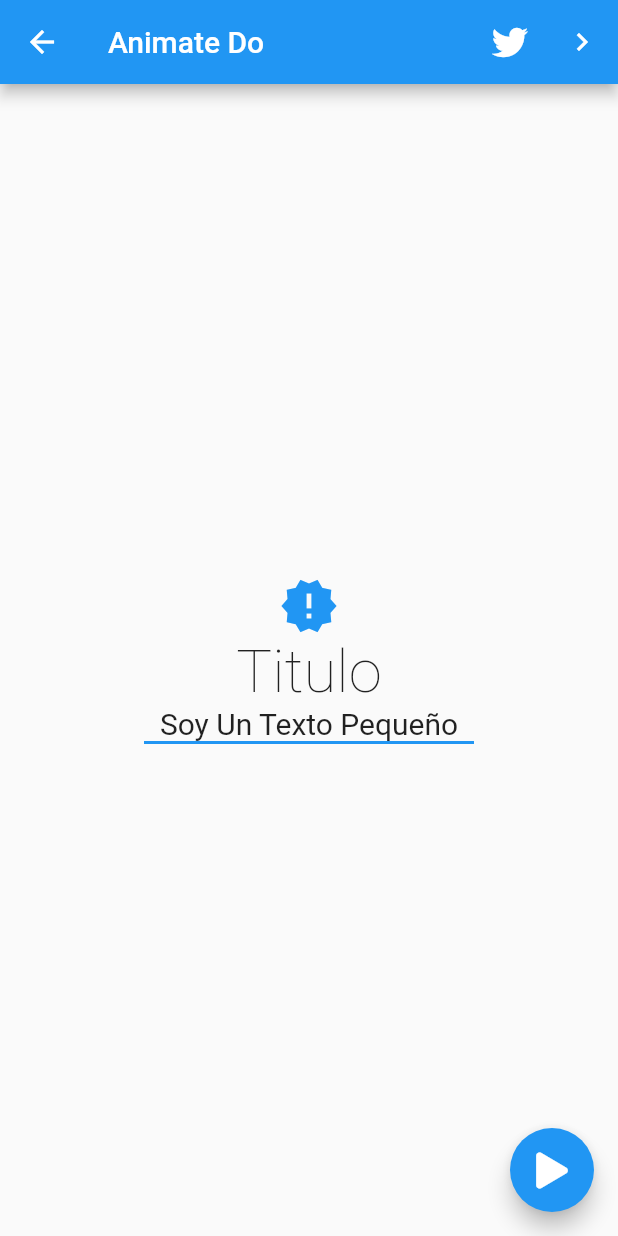
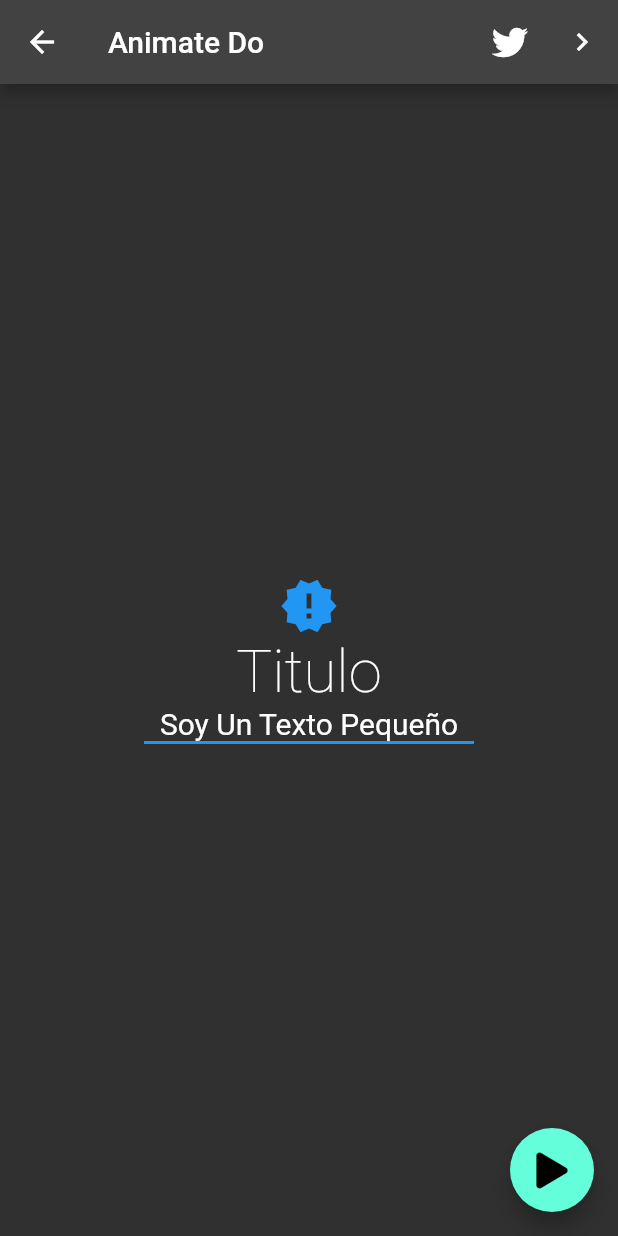
Before and after one commit to DanielFernandoYepezVelez/02-Proyecto-Movil-Flutter-Intermedio-Animaciones, a Flutter app: the screen it shows after launch, after a tap on "Animate Do Uno", on a phone screen of 412 x 824 dp. Run offline on Flutter 3.47's test engine with Material 2 defaults, Android fonts, the phone set to English and light mode, and no system bars; our stand-ins replace animate_do, flutter_svg, font_awesome_flutter.

Commit message:
Continuando Con El Tema Del Theme

```diff
--- a/lib/main.dart
+++ b/lib/main.dart
@@ -25,7 +25,7 @@ class AppState extends StatelessWidget {
     return MultiProvider(
       providers: [
         ChangeNotifierProvider(create: (_) => SliderProvider()),
-        ChangeNotifierProvider(create: (_) => ThemeChangeProvider(1)),
+        ChangeNotifierProvider(create: (_) => ThemeChangeProvider(2)),
       ],
       child: MyApp(),
     );
--- a/lib/screens/launcher_screen.dart
+++ b/lib/screens/launcher_screen.dart
@@ -56,6 +56,7 @@ class _MenuPrincipal extends StatelessWidget {
   @override
   Widget build(BuildContext context) {
     final appTheme = Provider.of<ThemeChangeProvider>(context);
+    final accentColor = appTheme.currentTheme!.colorScheme.secondary;
 
     return Drawer(
       child: Container(
@@ -67,7 +68,7 @@ class _MenuPrincipal extends StatelessWidget {
                 width: double.infinity,
                 // padding: EdgeInsets.all(20),
                 child: CircleAvatar(
-                  backgroundColor: Colors.blue,
+                  backgroundColor: accentColor,
                   child: Text(
                     'DF',
                     style: TextStyle(
@@ -82,11 +83,14 @@ class _MenuPrincipal extends StatelessWidget {
               child: _ListaOpciones(),
             ),
             ListTile(
-              leading: Icon(Icons.lightbulb_outline, color: Colors.lightGreen),
+              leading: Icon(
+                Icons.lightbulb_outline,
+                color: accentColor,
+              ),
               title: Text('Dark Mode'),
               trailing: Switch.adaptive(
                 value: appTheme.darkTheme,
-                activeColor: Colors.blue,
+                activeColor: accentColor,
                 onChanged: (value) => appTheme.darkTheme = value,
               ),
             ),
@@ -96,12 +100,14 @@ class _MenuPrincipal extends StatelessWidget {
               right: false,
               bottom: true,
               child: ListTile(
-                leading:
-                    Icon(Icons.add_to_home_screen, color: Colors.lightGreen),
+                leading: Icon(
+                  Icons.add_to_home_screen,
+                  color: accentColor,
+                ),
                 title: Text('Custome Theme'),
                 trailing: Switch.adaptive(
                   value: appTheme.customTheme,
-                  activeColor: Colors.blue,
+                  activeColor: accentColor,
                   onChanged: (value) => appTheme.customTheme = value,
                 ),
               ),
```
Also changed, not shown: lib/screens/slideshow__refactor_screen.dart (+9 -4 lines), 1 other file.
